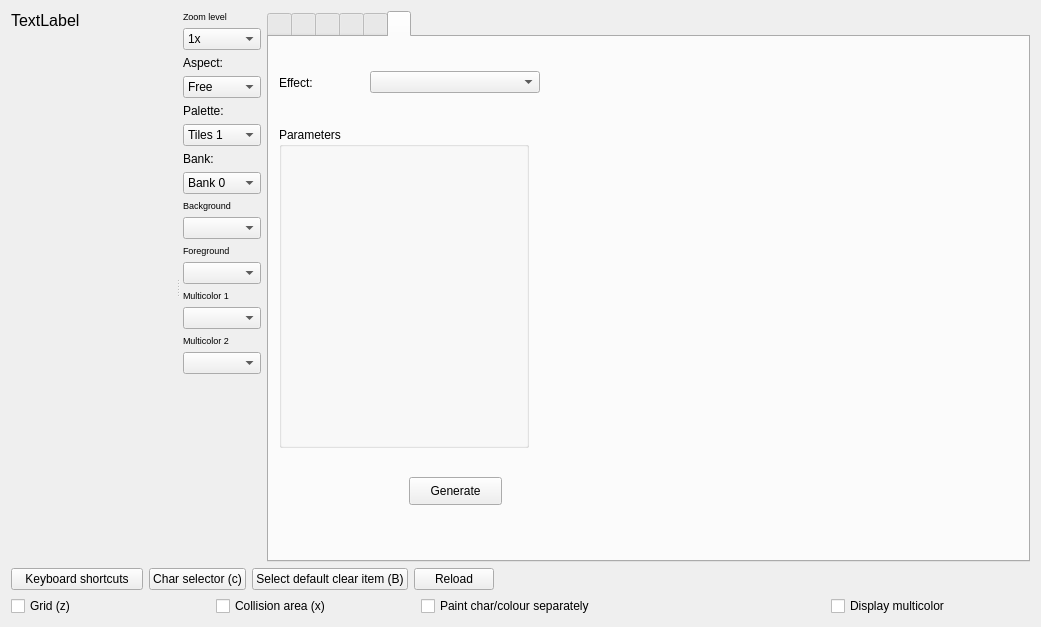
Before: the Qt Designer form source/trsedocuments/formimageeditor.ui in leuat/TRSE, drawn with Qt 5.
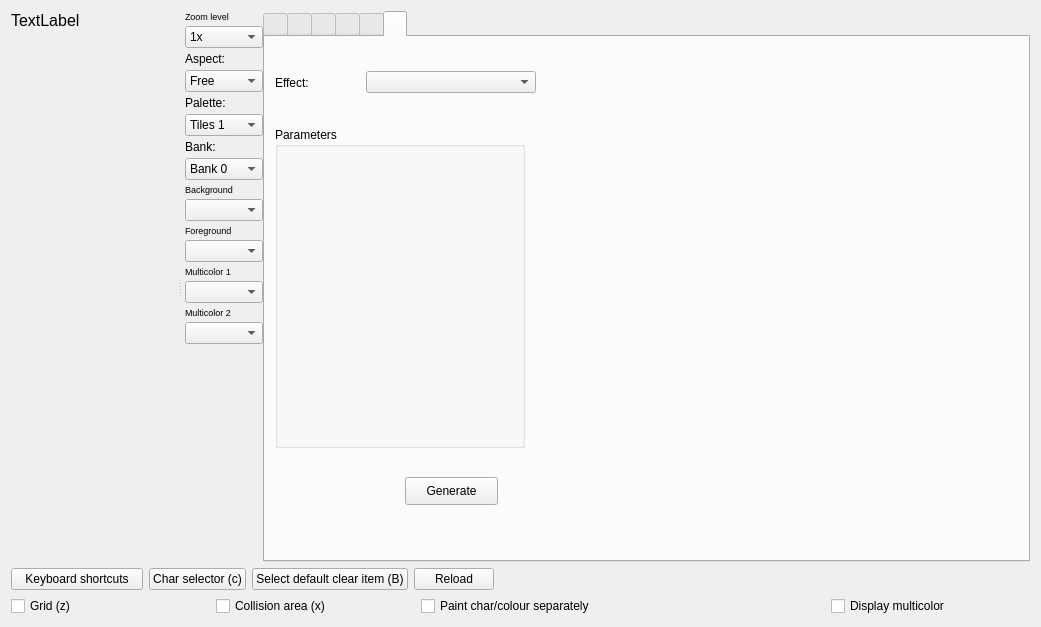
After: the same form once the commit is applied. Icons and pictures are not drawn. Custom widgets are drawn as their Qt base class.

Commit message: Pha/pla fix TRSE

Diff of the .ui file:
```diff
--- a/source/trsedocuments/formimageeditor.ui
+++ b/source/trsedocuments/formimageeditor.ui
@@ -106,6 +106,9 @@
      </widget>
      <widget class="QWidget" name="layoutWidget">
       <layout class="QHBoxLayout" name="ToolLayoutCombined" stretch="1,20">
+       <property name="spacing">
+        <number>0</number>
+       </property>
        <property name="sizeConstraint">
         <enum>QLayout::SetDefaultConstraint</enum>
        </property>
@@ -119,6 +122,9 @@
          </item>
          <item>
           <layout class="QVBoxLayout" name="verticalLayout" stretch="0,0,0,0,0,0,0,0,1,1,1,1,1,1,1,1,0">
+           <property name="spacing">
+            <number>4</number>
+           </property>
            <item>
             <widget class="QLabel" name="label_13">
              <property name="font">
```
Left out of the diff: 2 changed lines with no effect on the pictures. The commit also changes 2 other files.
